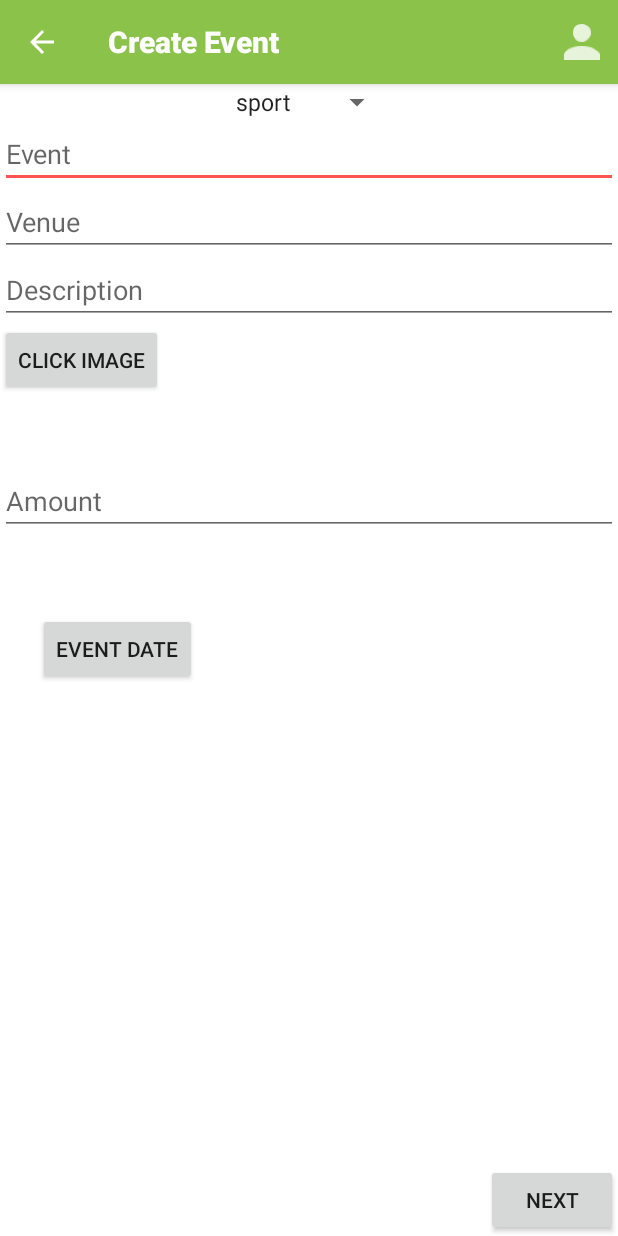
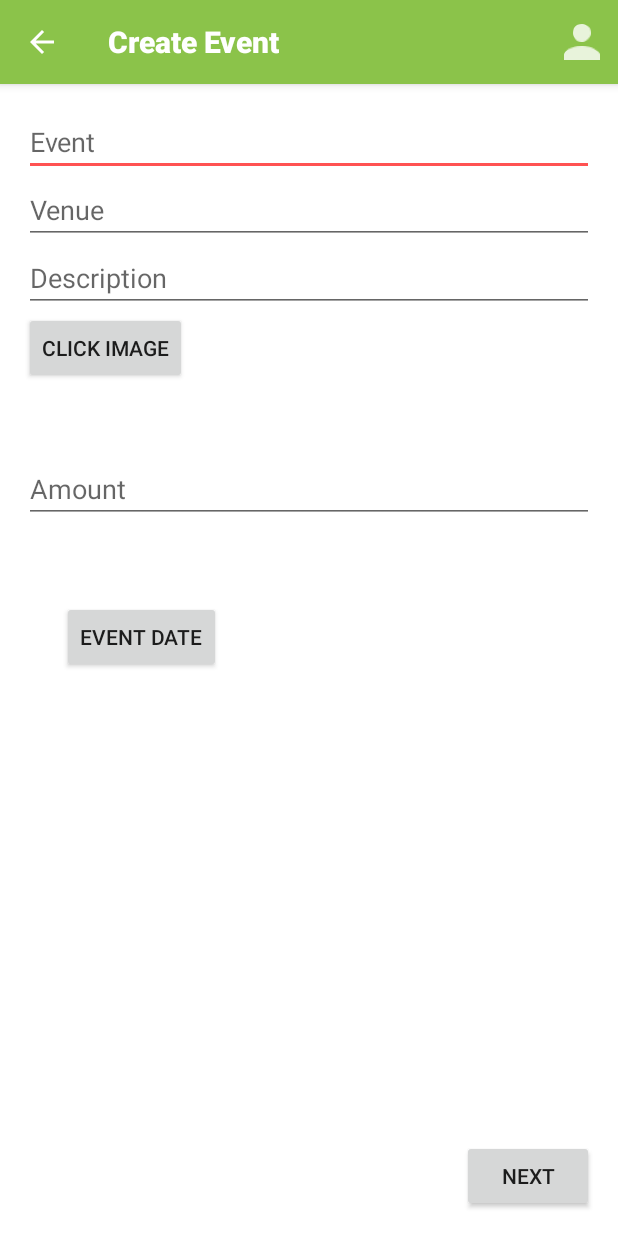
Before and after one commit to CrowdSocial/CrowdSocial, an Android app: the CreateEventActivity screen opened directly, with no data from a screen before it, on a phone screen of 412 x 824 dp. Run offline under Robolectric (Android 15) with nearby library versions, the phone set to English and light mode, and no system bars; libraries missing offline, so code that uses them is left out: com.parse.

Commit message:
added animations and some UI changes

```diff
--- a/app/src/main/java/com/crowdsocial/activity/BaseActivity.java
+++ b/app/src/main/java/com/crowdsocial/activity/BaseActivity.java
@@ -33,6 +33,7 @@ public class BaseActivity extends AppCompatActivity implements
             ParseUser parseUser = ParseUserUtil.getLoggedInUser();
             i.putExtra("email", parseUser.getEmail());
             startActivity(i);
+            overridePendingTransition(R.anim.slide_in_right, R.anim.hold);
         } else {
             showLoginRegisterDialog();
         }
@@ -58,6 +59,7 @@ public class BaseActivity extends AppCompatActivity implements
         if(ParseUserUtil.isUserLoggedIn()) {
             Intent i = new Intent(this, CreateEventActivity.class);
             startActivity(i);
+            overridePendingTransition(R.anim.slide_up, R.anim.hold);
         } else {
             showLoginRegisterDialog();
         }
--- a/app/src/main/java/com/crowdsocial/fragment/EventListFragment.java
+++ b/app/src/main/java/com/crowdsocial/fragment/EventListFragment.java
@@ -49,6 +49,7 @@ public class EventListFragment extends Fragment {
                 i.putExtra("eventId", events.get(position).getObjectId());
                 i.putExtra("eventTitle", events.get(position).getTitle());
                 startActivity(i);
+                getActivity().overridePendingTransition(R.anim.slide_in_right, R.anim.hold);
             }
         });
 
--- /dev/null
+++ b/app/src/main/res/anim/hold.xml
@@ -0,0 +1,6 @@
+<?xml version="1.0" encoding="utf-8"?>
+<!-- Hold position (skip animation) -->
+<translate xmlns:android="http://schemas.android.com/apk/res/android"
+           android:interpolator="@android:anim/accelerate_interpolator"
+           android:fromXDelta="0" android:toXDelta="0"
+           android:duration="@android:integer/config_longAnimTime" />
--- /dev/null
+++ b/app/src/main/res/anim/slide_down.xml
@@ -0,0 +1,6 @@
+<?xml version="1.0" encoding="utf-8"?>
+<set xmlns:android="http://schemas.android.com/apk/res/android"
+     android:fillAfter="true">
+    <translate android:duration="400" android:fromYDelta="0%" android:toYDelta="100%"/>
+
+</set>
--- /dev/null
+++ b/app/src/main/res/anim/slide_in_left.xml
@@ -0,0 +1,5 @@
+<?xml version="1.0" encoding="utf-8"?>
+<set xmlns:android="http://schemas.android.com/apk/res/android"
+     android:shareInterpolator="false" >
+    <translate android:duration="400" android:fromXDelta="-100%" android:toXDelta="0%"/>
+</set>
--- /dev/null
+++ b/app/src/main/res/anim/slide_in_right.xml
@@ -0,0 +1,5 @@
+<?xml version="1.0" encoding="utf-8"?>
+<set xmlns:android="http://schemas.android.com/apk/res/android"
+     android:shareInterpolator="false" >
+    <translate android:duration="400" android:fromXDelta="100%" android:toXDelta="0%" />
+</set>
--- /dev/null
+++ b/app/src/main/res/anim/slide_out_left.xml
@@ -0,0 +1,5 @@
+<?xml version="1.0" encoding="utf-8"?>
+<set xmlns:android="http://schemas.android.com/apk/res/android"
+     android:shareInterpolator="false" >
+    <translate android:duration="400" android:fromXDelta="0%" android:toXDelta="-100%"/>
+</set>
--- /dev/null
+++ b/app/src/main/res/anim/slide_out_right.xml
@@ -0,0 +1,5 @@
+<?xml version="1.0" encoding="utf-8"?>
+<set xmlns:android="http://schemas.android.com/apk/res/android"
+     android:shareInterpolator="false" >
+    <translate android:duration="400" android:fromXDelta="0%" android:toXDelta="100%"/>
+</set>
--- /dev/null
+++ b/app/src/main/res/anim/slide_up.xml
@@ -0,0 +1,7 @@
+<?xml version="1.0" encoding="utf-8"?>
+<set xmlns:android="http://schemas.android.com/apk/res/android"
+     android:fillAfter="true" >
+
+    <translate android:duration="400" android:fromYDelta="100%" android:toYDelta="0%"/>
+
+</set>
--- a/app/src/main/res/layout/activity_event_detail.xml
+++ b/app/src/main/res/layout/activity_event_detail.xml
@@ -185,6 +185,9 @@
                   android:name="com.google.android.gms.maps.SupportMapFragment"
                   android:id="@+id/map"
                   map:cameraZoom="15"
+                  android:padding="10dp"
+                  android:layout_marginStart="20dp"
+                  android:layout_marginEnd="20dp"
                   android:layout_below="@id/rlLocation"
                   android:layout_width="match_parent"
                   android:layout_height="200dp"/>
@@ -194,7 +197,7 @@
             android:layout_height="wrap_content"
             android:layout_below="@+id/map"
             android:id="@+id/tvDescription"
-            android:padding="10dp"
+            android:padding="20dp"
             android:layout_alignParentStart="true"
             android:layout_alignParentEnd="true"/>
 
--- a/app/src/main/res/layout/fragment_step1.xml
+++ b/app/src/main/res/layout/fragment_step1.xml
@@ -1,21 +1,11 @@
 <RelativeLayout xmlns:android="http://schemas.android.com/apk/res/android"
              xmlns:tools="http://schemas.android.com/tools"
              android:layout_width="match_parent"
-             android:layout_height="match_parent"
+             android:layout_height="match_parent" android:padding="@dimen/activity_horizontal_margin"
              tools:context="com.crowdsocial.fragment.Step1Fragment">
-
-    <Spinner
-        android:layout_width="wrap_content"
-        android:layout_height="wrap_content"
-        android:id="@+id/spTheme"
-        android:layout_alignParentTop="true"
-        android:layout_centerHorizontal="true"
-        android:entries="@array/theme"
-        android:spinnerMode="dropdown"/>
 
     <EditText
         android:id="@+id/etEventTitle"
-        android:layout_below="@id/spTheme"
         android:layout_width="match_parent"
         android:layout_height="wrap_content"
         android:hint="@string/event"/>
```
Also changed, not shown: app/src/main/java/com/crowdsocial/activity/CreateEventActivity.java (+7 -6 lines), app/src/main/java/com/crowdsocial/activity/EventDetailActivity.java (+7 -0 lines), app/src/main/java/com/crowdsocial/activity/ProfileActivity.java (+7 -0 lines), app/src/main/res/layout/activity_profile.xml (+3 -11 lines).
